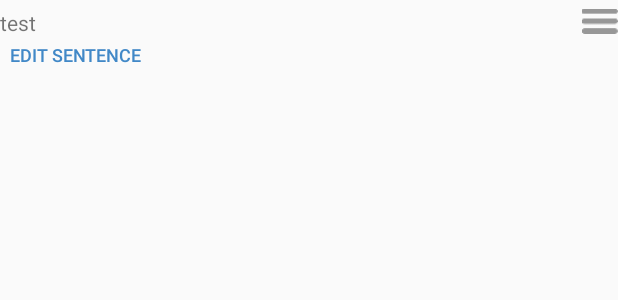
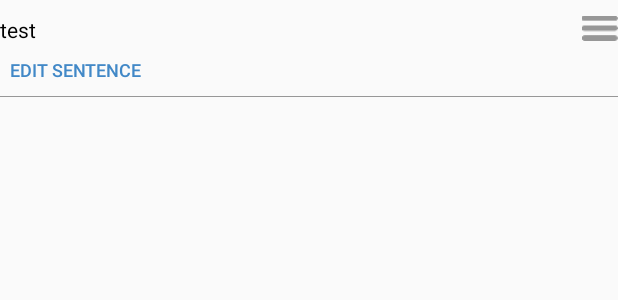
Before and after one commit to acegikey/MovingKey-Android, an Android app: the layout list_item_autotext01_content.xml on its own in the app's theme, with its tools: preview values and no code run, on a phone screen of 412 x 824 dp. Shown: the top 300 px of the screen. Run offline under Robolectric (Android 15) with nearby library versions, the phone set to English and light mode, and no system bars.

Commit message:
오토텍스트 입력 개발 중 백업

```diff
--- a/app/src/main/res/layout/list_item_autotext01_content.xml
+++ b/app/src/main/res/layout/list_item_autotext01_content.xml
@@ -8,7 +8,7 @@
     <RelativeLayout
         android:layout_width="match_parent"
         android:layout_height="wrap_content"
-        android:layout_marginTop="5dp"
+        android:layout_marginTop="10dp"
         >
         <TextView
             android:id="@+id/textview_content"
@@ -16,6 +16,8 @@
             android:layout_height="wrap_content"
             android:layout_toLeftOf="@+id/dragHandleBar"
             android:text="test"
+            android:textSize="14sp"
+            android:textColor="#000000"
             android:layout_marginRight="16dp"
             />
         <ImageView
@@ -26,6 +28,7 @@
             android:layout_alignParentRight="true"
             />
     <Button
+        android:id="@+id/btn_edit_semtence"
         android:layout_width="100dp"
         android:layout_height="24dp"
         android:background="?android:attr/selectableItemBackground"
@@ -33,6 +36,14 @@
         android:textSize="12sp"
         android:layout_below="@+id/textview_content"
         android:textColor="#4188c7"
+        android:layout_marginTop="5dp"
+        android:layout_marginBottom="5dp"
         />
+        <RelativeLayout
+            android:layout_width="match_parent"
+            android:layout_height="0.5dp"
+            android:layout_below="@+id/btn_edit_semtence"
+            android:background="#979797"
+            />
     </RelativeLayout>
 </RelativeLayout>
```
Also changed, not shown: app/src/main/res/layout/popup_add_auto_text.xml (added, +14 -0 lines).
